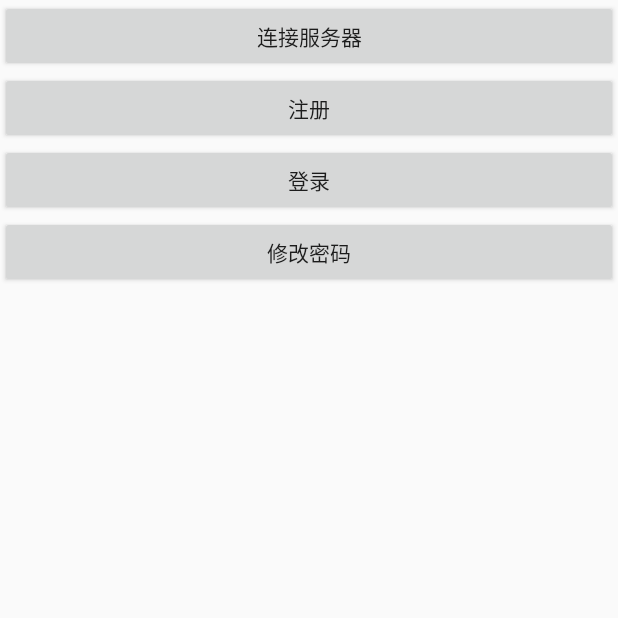
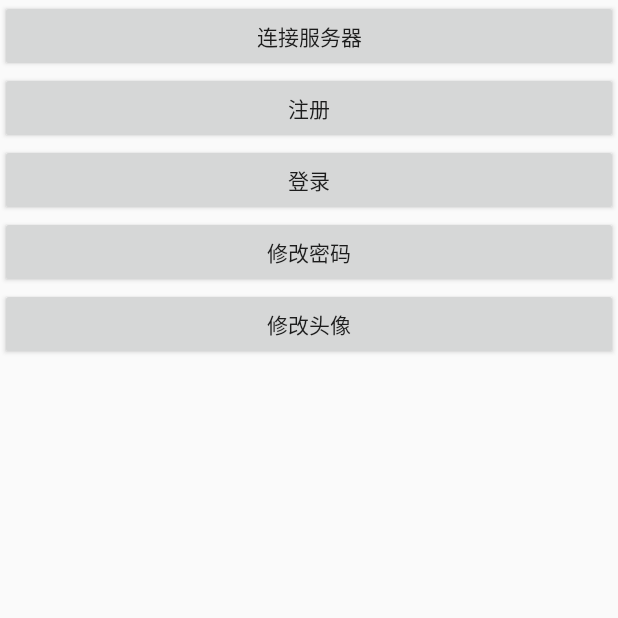
Before and after one commit to WuXiaolong/WoChat, an Android app: the screen it shows after launch (MainActivity), after a tap on "登录", on a phone screen of 412 x 824 dp, the top half of it. Run offline under Robolectric (Android 15) with nearby library versions, the light colour scheme and no system bars; libraries missing offline, so code that uses them is left out: org.jivesoftware.smack, org.jivesoftware.smackx; 5 statements that could not run were skipped.

Commit message:
setAvatar

```diff
--- a/xmpp/src/main/AndroidManifest.xml
+++ b/xmpp/src/main/AndroidManifest.xml
@@ -2,7 +2,10 @@
 <manifest xmlns:android="http://schemas.android.com/apk/res/android"
     package="com.wuxiaolong.xmpp">
 
+    <uses-permission android:name="android.permission.READ_EXTERNAL_STORAGE" />
+    <uses-permission android:name="android.permission.WRITE_EXTERNAL_STORAGE" />
     <uses-permission android:name="android.permission.INTERNET" />
+
     <application
         android:allowBackup="true"
         android:icon="@mipmap/ic_launcher"
--- a/xmpp/src/main/java/com/wuxiaolong/xmpp/MainActivity.java
+++ b/xmpp/src/main/java/com/wuxiaolong/xmpp/MainActivity.java
@@ -1,8 +1,11 @@
 package com.wuxiaolong.xmpp;
 
 import android.app.ProgressDialog;
+import android.graphics.Bitmap;
+import android.graphics.BitmapFactory;
 import android.os.Bundle;
 import android.support.v7.app.AppCompatActivity;
+import android.util.Log;
 import android.view.Menu;
 import android.view.MenuItem;
 import android.view.View;
@@ -11,6 +14,7 @@ import android.widget.Toast;
 public class MainActivity extends AppCompatActivity implements View.OnClickListener, XMPPClickListener {
     private XMPPService mXMPPService;
     private ProgressDialog mProgressDialog;
+    private final String TAG = "wxl";
 
     @Override
     protected void onCreate(Bundle savedInstanceState) {
@@ -25,6 +29,7 @@ public class MainActivity extends AppCompatActivity implements View.OnClickListe
         findViewById(R.id.register).setOnClickListener(this);
         findViewById(R.id.login).setOnClickListener(this);
         findViewById(R.id.changePassword).setOnClickListener(this);
+        findViewById(R.id.avatar).setOnClickListener(this);
     }
 
     @Override
@@ -60,10 +65,15 @@ public class MainActivity extends AppCompatActivity implements View.OnClickListe
                 mXMPPService.register("test001", "123456");
                 break;
             case R.id.login:
-                mXMPPService.login("test001", "123456");
+                mXMPPService.login("test001", "654321");
                 break;
             case R.id.changePassword:
-                mXMPPService.changePassword("654321");
+                mXMPPService.changePassword("123456");
+                break;
+            case R.id.avatar:
+
+                Bitmap bitmap = BitmapFactory.decodeResource(getResources(), R.mipmap.ic_launcher);
+                mXMPPService.setAvatar(bitmap);
                 break;
             default:
 
@@ -71,32 +81,17 @@ public class MainActivity extends AppCompatActivity implements View.OnClickListe
         }
     }
 
-//    @Override
-//    public void connect(String msg) {
-//        toastShow(msg);
-//    }
-//
-//    @Override
-//    public void register(String msg) {
-//        Log.i("wxl", "注册=" + msg);
-//        toastShow(msg);
-//    }
-//
-//    @Override
-//    public void login(String msg) {
-//        Log.i("wxl", "登录=" + msg);
-//        toastShow(msg);
-//    }
-//
-//    @Override
-//    public void changePassword(String msg) {
-//        Log.i("wxl", "changePassword=" + msg);
-//        toastShow(msg);
-//    }
 
-    private void toastShow(CharSequence text) {
-        progressDialogDismiss();
-        Toast.makeText(MainActivity.this, text, Toast.LENGTH_LONG).show();
+    private void toastShow(final CharSequence text) {
+        this.runOnUiThread(new Runnable() {
+            @Override
+            public void run() {
+                Log.i(TAG, text + "");
+                progressDialogDismiss();
+                Toast.makeText(MainActivity.this, text, Toast.LENGTH_LONG).show();
+            }
+        });
+
 
     }
 
@@ -112,8 +107,30 @@ public class MainActivity extends AppCompatActivity implements View.OnClickListe
 
     }
 
+
     @Override
-    public void xmppCallback() {
-        progressDialogDismiss();
+    public void connect(String msg) {
+        toastShow(msg);
+    }
+
+    @Override
+    public void login(String msg) {
+        toastShow(msg);
+    }
+
+    @Override
+    public void register(String msg) {
+        toastShow(msg);
+    }
+
+    @Override
+    public void changePassword(String msg) {
+        toastShow(msg);
+    }
+
+    @Override
+    public void setAvatar(String msg) {
+        toastShow(msg);
+
     }
 }
--- a/xmpp/src/main/java/com/wuxiaolong/xmpp/XMPPClickListener.java
+++ b/xmpp/src/main/java/com/wuxiaolong/xmpp/XMPPClickListener.java
@@ -5,5 +5,10 @@ package com.wuxiaolong.xmpp;
  * Date on 2016/2/23.
  */
 public interface XMPPClickListener {
-    void xmppCallback();
+    void connect(String msg);
+
+    void login(String msg);
+    void register(String msg);
+    void changePassword(String msg);
+    void setAvatar(String msg);
 }
--- a/xmpp/src/main/java/com/wuxiaolong/xmpp/XMPPService.java
+++ b/xmpp/src/main/java/com/wuxiaolong/xmpp/XMPPService.java
@@ -1,6 +1,7 @@
 package com.wuxiaolong.xmpp;
 
-import android.os.Message;
+import android.graphics.Bitmap;
+import android.util.Base64;
 import android.util.Log;
 
 import org.jivesoftware.smack.AbstractXMPPConnection;
@@ -10,7 +11,10 @@ import org.jivesoftware.smack.SmackConfiguration;
 import org.jivesoftware.smack.tcp.XMPPTCPConnection;
 import org.jivesoftware.smack.tcp.XMPPTCPConnectionConfiguration;
 import org.jivesoftware.smackx.iqregister.AccountManager;
+import org.jivesoftware.smackx.vcardtemp.VCardManager;
+import org.jivesoftware.smackx.vcardtemp.packet.VCard;
 
+import java.io.ByteArrayOutputStream;
 import java.security.cert.CertificateException;
 import java.security.cert.X509Certificate;
 
@@ -62,28 +66,27 @@ public class XMPPService {
         Thread thread = new Thread(new Runnable() {
             @Override
             public void run() {
+                String connectMsg;
                 try {
-                    Message message = new Message();
-                    message.what = AppConstants.CONNECT;
-                    Log.i(TAG, "connect front");
                     if (mXMPPTCPConnection.isConnected()) {
                         Log.i(TAG, "connect successfull");
-                        message.obj = "connect successfull";
+                        connectMsg = "connect successfull";
                     } else {
                         mXMPPTCPConnection.connect();
                         if (mXMPPTCPConnection.isConnected()) {
-                            message.obj = "connect successfull";
+                            connectMsg = "connect successfull";
                         } else {
-                            message.obj = "connect failed";
+                            connectMsg = "connect failed";
                         }
 
                     }
 
-                    Log.i(TAG, "connect end=" + mXMPPTCPConnection.isConnected());
                 } catch (Exception e) {
                     e.printStackTrace();
                     Log.i(TAG, "connect e=" + e.getMessage());
+                    connectMsg = "connect e=" + e.getMessage();
                 }
+                mXMPPClickListener.connect(connectMsg);
             }
         }
 
@@ -95,6 +98,7 @@ public class XMPPService {
         new Thread(new Runnable() {
             @Override
             public void run() {
+                String loginMsg;
                 try {
                     if (!mXMPPTCPConnection.isConnected())
                         mXMPPTCPConnection.connect();
@@ -102,8 +106,6 @@ public class XMPPService {
                     e.printStackTrace();
                     mXMPPTCPConnection.disconnect();
                 }
-                Message message = new Message();
-                message.what = AppConstants.LOGIN;
                 Log.i("wxl", "XMPPService login connected=" + mXMPPTCPConnection.isConnected());
                 if (mXMPPTCPConnection.isConnected()) {
                     try {
@@ -111,18 +113,23 @@ public class XMPPService {
 
                         if (mXMPPTCPConnection.isAuthenticated()) {
                             Log.i(TAG, "登录成功");
+                            loginMsg = "登录成功";
                         } else {
                             Log.i(TAG, "登录失败");
+                            loginMsg = "登录失败";
                         }
 
                     } catch (Exception e) {
                         e.printStackTrace();//
                         Log.i(TAG, "登录异常=" + e.getMessage());
+                        loginMsg = "登录异常=" + e.getMessage();
                     }
                 } else {
                     Log.i(TAG, "connect failed");
+                    loginMsg = "connect failed";
                 }
-                mXMPPClickListener.xmppCallback();
+
+                mXMPPClickListener.login(loginMsg);
             }
         }).start();
     }
@@ -132,7 +139,7 @@ public class XMPPService {
             @Override
             public void run() {
 
-
+                String registerMsg;
                 try {
                     if (!mXMPPTCPConnection.isConnected())
                         mXMPPTCPConnection.connect();
@@ -140,8 +147,6 @@ public class XMPPService {
                     e.printStackTrace();
                     mXMPPTCPConnection.disconnect();
                 }
-                Message message = new Message();
-                message.what = AppConstants.REGISTER;
                 Log.i("wxl", "XMPPService connected=" + mXMPPTCPConnection.isConnected());
                 if (mXMPPTCPConnection.isConnected()) {
                     String serviceName = mXMPPTCPConnection.getServiceName();
@@ -151,17 +156,22 @@ public class XMPPService {
                         if (accountManager.supportsAccountCreation()) {
                             accountManager.createAccount(userName + "@" + serviceName, password);
                             Log.i(TAG, "注册成功");
+                            registerMsg = "注册成功";
                         } else {
                             Log.i(TAG, "服务端不能注册");
+                            registerMsg = "服务端不能注册";
                         }
 
                     } catch (Exception e) {
                         e.printStackTrace();//
                         Log.i(TAG, "注册异常=" + e.getMessage());
+                        registerMsg = "注册异常=" + e.getMessage();
                     }
                 } else {
                     Log.i(TAG, "connect failed");
+                    registerMsg = "connect failed";
                 }
+                mXMPPClickListener.register(registerMsg);
             }
         }).start();
     }
@@ -170,7 +180,7 @@ public class XMPPService {
         new Thread(new Runnable() {
             @Override
             public void run() {
-
+                String changePasswordMsg;
 
                 try {
                     if (!mXMPPTCPConnection.isConnected())
@@ -187,22 +197,27 @@ public class XMPPService {
                             AccountManager accountManager = AccountManager.getInstance(mXMPPTCPConnection);
                             accountManager.changePassword(newPassword);
                             Log.i(TAG, "修改密码成功");
+                            changePasswordMsg = "修改密码成功";
                         } else {
                             Log.i(TAG, "请先登录");
+                            changePasswordMsg = "请先登录";
                         }
 
                     } catch (Exception e) {
                         e.printStackTrace();//
                         Log.i(TAG, "修改密码异常=" + e.getMessage());
+                        changePasswordMsg = "修改密码异常=" + e.getMessage();
                     }
                 } else {
-                    Log.i(TAG, "connect failed");
+
+                    changePasswordMsg = "connect failed";
                 }
+                mXMPPClickListener.register(changePasswordMsg);
             }
         }).start();
     }
 
-    public void setAvatar() {
+    public void setAvatar(final Bitmap bitmap) {
         new Thread(new Runnable() {
             @Override
             public void run() {
@@ -219,21 +234,61 @@ public class XMPPService {
                 if (mXMPPTCPConnection.isConnected()) {
                     try {
                         if (mXMPPTCPConnection.isAuthenticated()) {
-//                            VCard vCard = VCardManager.loadVCard();
-
+                            VCardManager vCardManager = VCardManager.getInstanceFor(mXMPPTCPConnection);
+                            VCard vCard = vCardManager.loadVCard();
+                            byte[] bytes = bitmapToByte(bitmap);
+                            String encodedImage = Base64.encodeToString(bytes, Base64.DEFAULT);
+                            vCard.setAvatar(bytes);
+                            vCardManager.saveVCard(vCard);
+                            mXMPPClickListener.setAvatar("修改头像成功");
                         } else {
-                            Log.i(TAG, "请先登录");
+                            mXMPPClickListener.setAvatar("请先登录");
                         }
 
                     } catch (Exception e) {
                         e.printStackTrace();//
-                        Log.i(TAG, "修改密码异常=" + e.getMessage());
+                        mXMPPClickListener.setAvatar("修改头像异常=" + e.getMessage());
                     }
                 } else {
-                    Log.i(TAG, "connect failed");
+                    mXMPPClickListener.setAvatar("connect failed");
                 }
             }
         }).start();
+    }
+
+
+    private byte[] bitmapToByte(Bitmap bitmap) {
+        ByteArrayOutputStream baos = new ByteArrayOutputStream();
+        bitmap.compress(Bitmap.CompressFormat.PNG, 100, baos);
+        return baos.toByteArray();
+//        String path = Environment.getExternalStorageDirectory().getAbsolutePath() + "/DCIM/Camera/IMG_20160228_070125.jpg";
+//        File file = new File(path);
+//        Log.i(TAG, "file.exists()=" + file.exists() + ",path=" + path);
+//        if (file.exists()) {
+////
+//            BufferedInputStream bis = null;
+//            try {
+//                bis = new BufferedInputStream(new FileInputStream(file));
+//                int bytes = (int) file.length();
+//                byte[] buffer = new byte[bytes];
+//                int readBytes = bis.read(buffer);
+//                if (readBytes != buffer.length) {
+//                    throw new IOException("Entire file not read");
+//                }
+//                return buffer;
+//            } catch (Exception e) {
+//                e.printStackTrace();
+//            } finally {
+//                if (bis != null) {
+//                    try {
+//                        bis.close();
+//                    } catch (IOException e) {
+//                        e.printStackTrace();
+//                    }
+//                }
+//            }
+//        }
+//        return null;
     }
 
     private class MyTrustManager implements X509TrustManager {
--- a/xmpp/src/main/res/layout/activity_main.xml
+++ b/xmpp/src/main/res/layout/activity_main.xml
@@ -34,6 +34,11 @@
             android:layout_width="match_parent"
             android:layout_height="wrap_content"
             android:text="修改密码" />
+        <Button
+            android:id="@+id/avatar"
+            android:layout_width="match_parent"
+            android:layout_height="wrap_content"
+            android:text="修改头像" />
 
     </LinearLayout>
 
```
